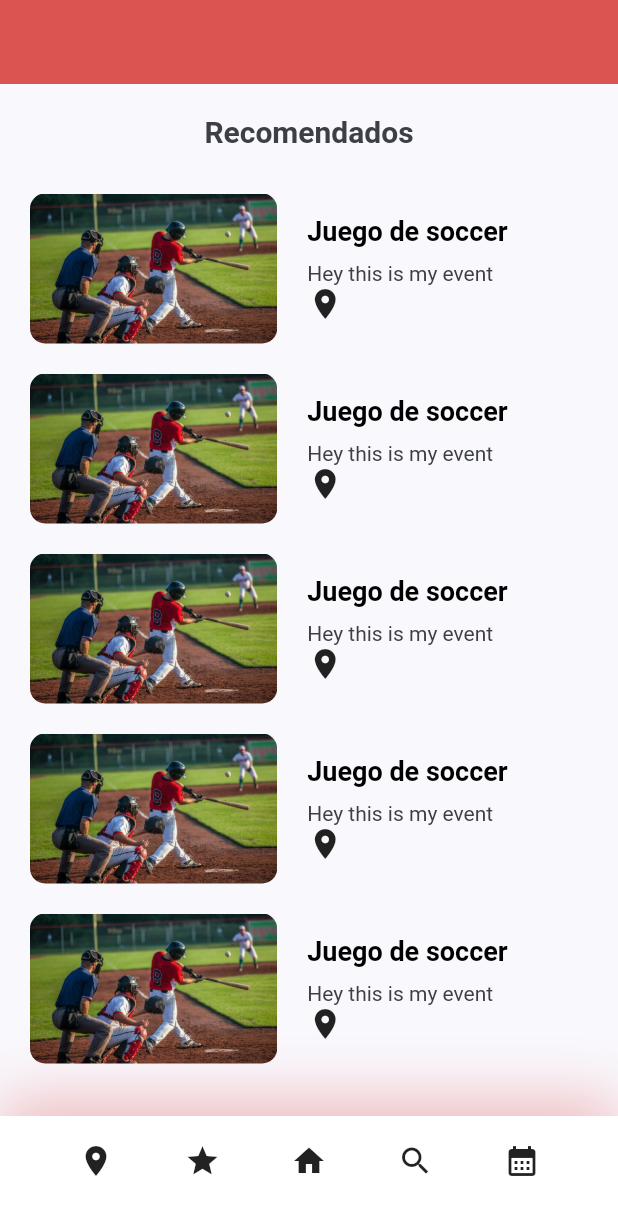
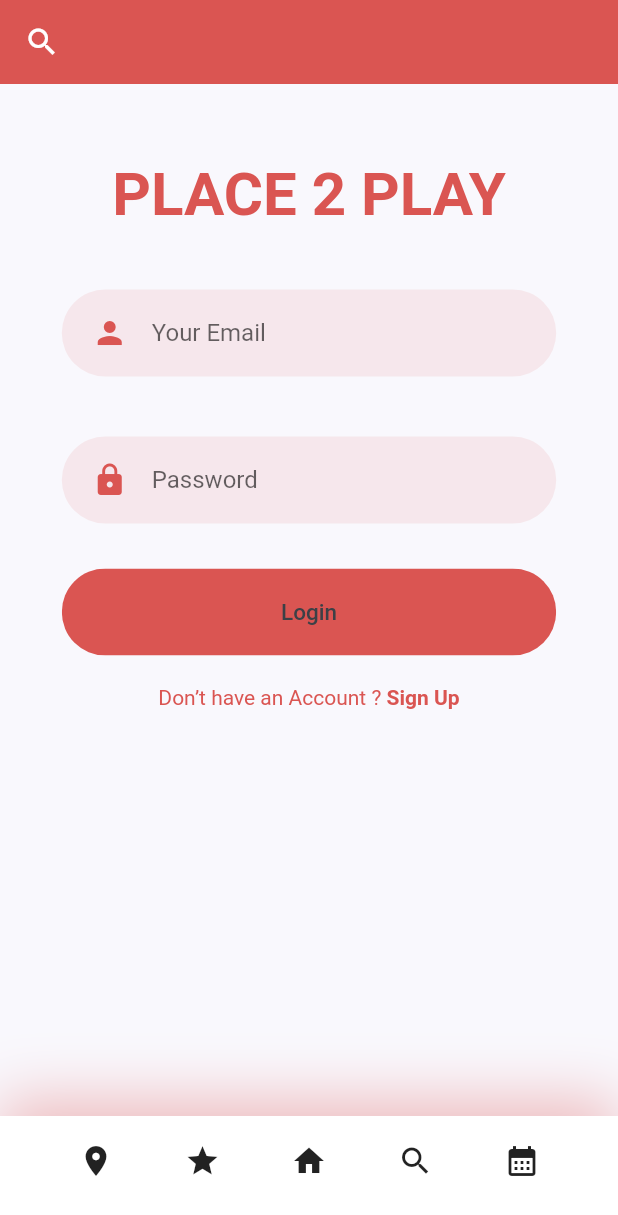
Before and after one commit to melyssaS/Place2Play-app, a Flutter app: the screen it shows after launch, on a phone screen of 412 x 824 dp. Shown: the top 1215 px of the screen. Run offline on Flutter 3.47's test engine with Material 2 defaults, Android fonts, the phone set to English and light mode, and no system bars.

Commit message:
ADD login, details view

```diff
--- /dev/null
+++ b/lib/components/already_have_an_account_acheck.dart
@@ -0,0 +1,35 @@
+import 'package:flutter/material.dart';
+import 'package:place_2_play/constans.dart';
+
+class AlreadyHaveAnAccountCheck extends StatelessWidget {
+  final bool login;
+  final Function? press;
+  const AlreadyHaveAnAccountCheck({
+    Key? key,
+    this.login = true,
+    required this.press,
+  }) : super(key: key);
+
+  @override
+  Widget build(BuildContext context) {
+    return Row(
+      mainAxisAlignment: MainAxisAlignment.center,
+      children: <Widget>[
+        Text(
+          login ? "Don’t have an Account ? " : "Already have an Account ? ",
+          style: const TextStyle(color: kPrimaryColor),
+        ),
+        GestureDetector(
+          onTap: press as void Function()?,
+          child: Text(
+            login ? "Sign Up" : "Sign In",
+            style: const TextStyle(
+              color: kPrimaryColor,
+              fontWeight: FontWeight.bold,
+            ),
+          ),
+        )
+      ],
+    );
+  }
+}
--- /dev/null
+++ b/lib/components/rounded_button.dart
@@ -0,0 +1,36 @@
+import 'package:flutter/material.dart';
+
+class RoundedButton extends StatelessWidget {
+  const RoundedButton(
+      {super.key,
+      required this.text,
+      required this.press,
+      required this.color,
+      required this.textColor});
+
+  final String text;
+  final Function press;
+  final Color color, textColor;
+
+  @override
+  Widget build(BuildContext context) {
+    Size size = MediaQuery.of(context).size;
+
+    return Container(
+      width: size.width * 0.8,
+      child: ClipRRect(
+        borderRadius: BorderRadius.circular(29),
+        child: TextButton(
+          onPressed: press(),
+          style: TextButton.styleFrom(
+              backgroundColor: color,
+              padding: EdgeInsets.symmetric(vertical: 20, horizontal: 40)),
+          child: Text(
+            text,
+            style: TextStyle(color: textColor, fontSize: 15),
+          ),
+        ),
+      ),
+    );
+  }
+}
--- /dev/null
+++ b/lib/components/text_field_container.dart
@@ -0,0 +1,37 @@
+import "package:flutter/material.dart";
+import 'package:place_2_play/constans.dart';
+
+class TextFieldContainer extends StatelessWidget {
+  const TextFieldContainer(
+      {super.key,
+      required this.text,
+      required this.inputColor,
+      required this.textColor,
+      required this.icon});
+
+  final String text;
+  final Color inputColor, textColor;
+  final IconData icon;
+
+  @override
+  Widget build(BuildContext context) {
+    Size size = MediaQuery.of(context).size;
+    return Container(
+      margin: const EdgeInsets.symmetric(vertical: 10),
+      padding: const EdgeInsets.symmetric(horizontal: 20, vertical: 5),
+      width: size.width * 0.8,
+      decoration: BoxDecoration(
+          color: inputColor.withOpacity(0.1),
+          borderRadius: BorderRadius.circular(29)),
+      child: TextField(
+        decoration: InputDecoration(
+            icon: Icon(
+              icon,
+              color: inputColor,
+            ),
+            hintText: text,
+            border: InputBorder.none),
+      ),
+    );
+  }
+}
--- a/lib/main.dart
+++ b/lib/main.dart
@@ -1,7 +1,9 @@
 import 'package:flutter/material.dart';
 import 'package:place_2_play/constans.dart';
+import 'package:place_2_play/screens/details/detail_screen.dart';
 import 'package:place_2_play/screens/event/events_screen.dart';
 import 'package:place_2_play/screens/home/home_screen.dart';
+import 'package:place_2_play/screens/login/login_screen.dart';
 
 void main() {
   runApp(const MyApp());
@@ -20,7 +22,7 @@ class MyApp extends StatelessWidget {
         textTheme: Theme.of(context).textTheme.apply(bodyColor: kTextColor),
         visualDensity: VisualDensity.adaptivePlatformDensity,
       ),
-      home: const EventScreen(),
+      home: const LoginScreen(),
     );
   }
 }
--- /dev/null
+++ b/lib/screens/details/components/body.dart
@@ -0,0 +1,23 @@
+import 'package:flutter/material.dart';
+import 'package:place_2_play/screens/details/components/description_event.dart';
+import 'package:place_2_play/screens/details/components/event_title.dart';
+import 'package:place_2_play/screens/details/components/gesture_buttons.dart';
+
+class Body extends StatelessWidget {
+  const Body({super.key});
+
+  @override
+  Widget build(BuildContext context) {
+    return SingleChildScrollView(
+      child: Column(
+        children: const [
+          EventTitle(
+            text: "Toreno de Softball Interbarrio",
+          ),
+          DescriptionEvent(),
+          GestureButtons()
+        ],
+      ),
+    );
+  }
+}
--- /dev/null
+++ b/lib/screens/login/components/body.dart
@@ -0,0 +1,13 @@
+import 'package:flutter/material.dart';
+import 'package:place_2_play/screens/login/components/login_form.dart';
+
+class Body extends StatelessWidget {
+  const Body({super.key});
+
+  @override
+  Widget build(BuildContext context) {
+    return const SingleChildScrollView(
+      child: LoginForm(),
+    );
+  }
+}
--- /dev/null
+++ b/lib/screens/login/components/login_form.dart
@@ -0,0 +1,54 @@
+import 'package:flutter/material.dart';
+import 'package:place_2_play/components/already_have_an_account_acheck.dart';
+import 'package:place_2_play/components/rounded_button.dart';
+import 'package:place_2_play/components/text_field_container.dart';
+import 'package:place_2_play/constans.dart';
+
+class LoginForm extends StatelessWidget {
+  const LoginForm({
+    Key? key,
+  }) : super(key: key);
+
+  @override
+  Widget build(BuildContext context) {
+    return Form(
+      child: Column(
+        children: [
+          Container(
+            margin: const EdgeInsets.only(top: 50, bottom: 30),
+            child: const Text(
+              "PLACE 2 PLAY",
+              style: TextStyle(
+                  fontSize: 40,
+                  fontWeight: FontWeight.bold,
+                  color: kPrimaryColor),
+            ),
+          ),
+          const TextFieldContainer(
+            text: "Your Email",
+            inputColor: kPrimaryColor,
+            textColor: kTextColor,
+            icon: Icons.person,
+          ),
+          const SizedBox(height: kDefaultPadding),
+          const TextFieldContainer(
+            text: "Password",
+            inputColor: kPrimaryColor,
+            textColor: kTextColor,
+            icon: Icons.lock,
+          ),
+          const SizedBox(height: kDefaultPadding),
+          RoundedButton(
+              text: "Login",
+              press: () {},
+              color: kPrimaryColor,
+              textColor: kTextColor),
+          const SizedBox(height: kDefaultPadding),
+          AlreadyHaveAnAccountCheck(
+            press: () {},
+          ),
+        ],
+      ),
+    );
+  }
+}
--- /dev/null
+++ b/lib/screens/login/login_screen.dart
@@ -0,0 +1,24 @@
+import 'package:flutter/material.dart';
+import 'package:place_2_play/components/my_botton_nav_bar.dart';
+import 'package:place_2_play/constans.dart';
+import 'package:place_2_play/screens/login/components/body.dart';
+
+class LoginScreen extends StatelessWidget {
+  const LoginScreen({super.key});
+
+  @override
+  Widget build(BuildContext context) {
+    return Scaffold(
+      appBar: AppBar(
+        elevation: 0,
+        backgroundColor: kPrimaryColor,
+        leading: IconButton(
+          icon: const Icon(Icons.search),
+          onPressed: () {},
+        ),
+      ),
+      body: Body(),
+      bottomNavigationBar: const MyBottomNavBar(),
+    );
+  }
+}
```
Also changed, not shown: lib/screens/details/components/description_event.dart (added, +151 -0 lines), lib/screens/details/components/event_title.dart (added, +24 -0 lines), lib/screens/details/components/gesture_buttons.dart (added, +49 -0 lines), lib/screens/details/detail_screen.dart (added, +24 -0 lines).
